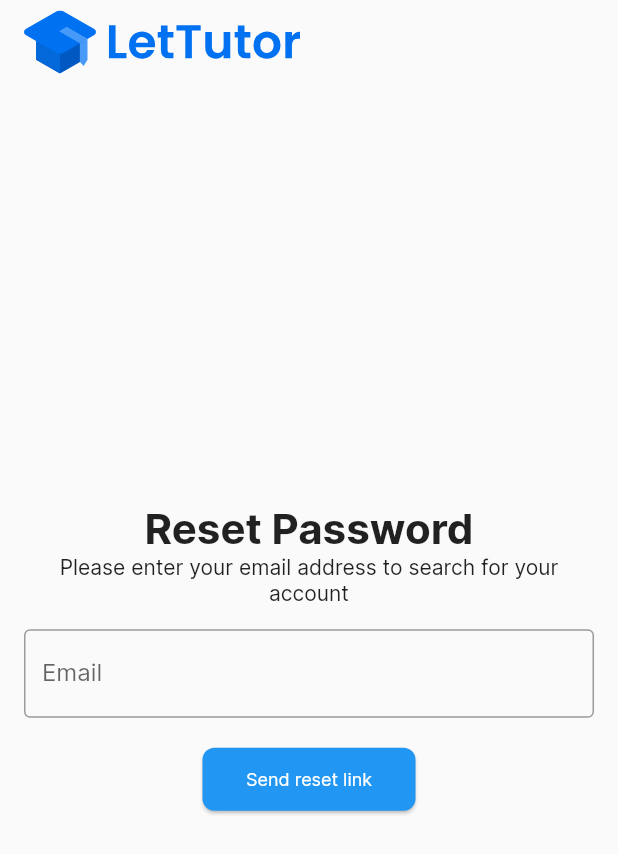
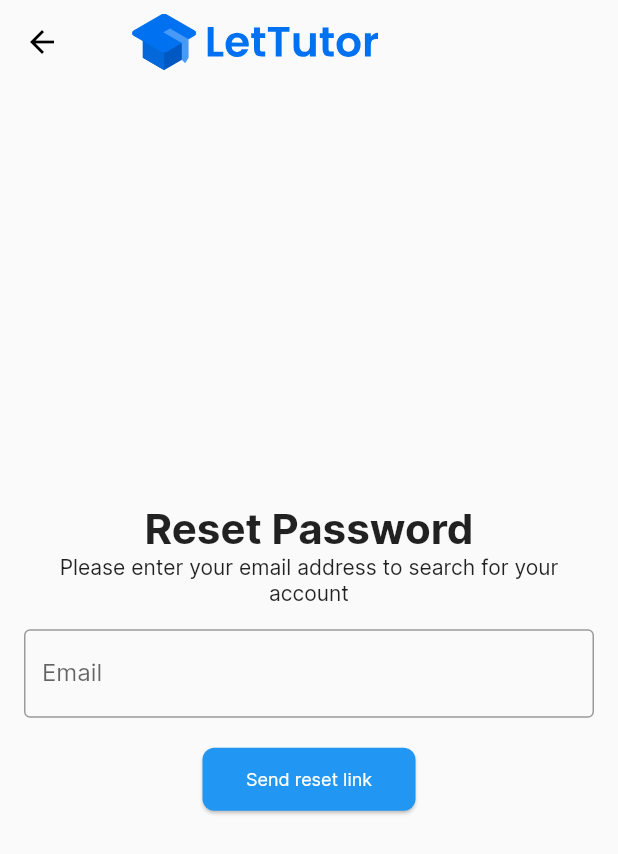
Before and after one commit to dainghia-tran/LetTutor, a Flutter app: the ResetPasswordPage screen opened directly, on a phone screen of 412 x 824 dp. Shown: the top 854 px of the screen. Run offline on Flutter 3.47's test engine with Material 2 defaults, Android fonts, the phone set to English and light mode, and no system bars; our stand-ins replace cached_network_image, country_picker, dotted_border, flutter_boxicons, flutter_svg.

Commit message:
Add navigation in reset password

```diff
--- a/lib/pages/reset_password_page/reset_password_page.dart
+++ b/lib/pages/reset_password_page/reset_password_page.dart
@@ -16,12 +16,20 @@ class _ResetPasswordPageState extends State<ResetPasswordPage> {
       appBar: AppBar(
         elevation: 0,
         backgroundColor: Theme.of(context).scaffoldBackgroundColor,
-          leading: Padding(
+        leading: IconButton(
+          onPressed: () => Navigator.of(context).pop(),
+          icon: const Icon(
+            Icons.arrow_back,
+            color: Colors.black,
+          ),
+        ),
+        title: Container(
+          width: 180,
           padding: const EdgeInsets.fromLTRB(16, 0, 0, 0),
           child: SvgPicture.asset('assets/lettutor_logo.svg',
               semanticsLabel: 'LetTutor logo'),
         ),
-          leadingWidth: 200),
+      ),
       body: Padding(
         padding: const EdgeInsets.all(16.0),
         child: Column(
@@ -48,13 +56,15 @@ class _ResetPasswordPageState extends State<ResetPasswordPage> {
                 ),
               ),
             ),
-            Padding(padding: const EdgeInsets.only(top: 16),
+            Padding(
+              padding: const EdgeInsets.only(top: 16),
               child: PrimaryButton(
                 isDisabled: false,
                 onPressed: () => {},
                 text: 'Send reset link',
                 width: 150,
-            ),)
+              ),
+            )
           ],
         ),
       ),
```
Lines whose indentation alone changed are shown as unchanged.
